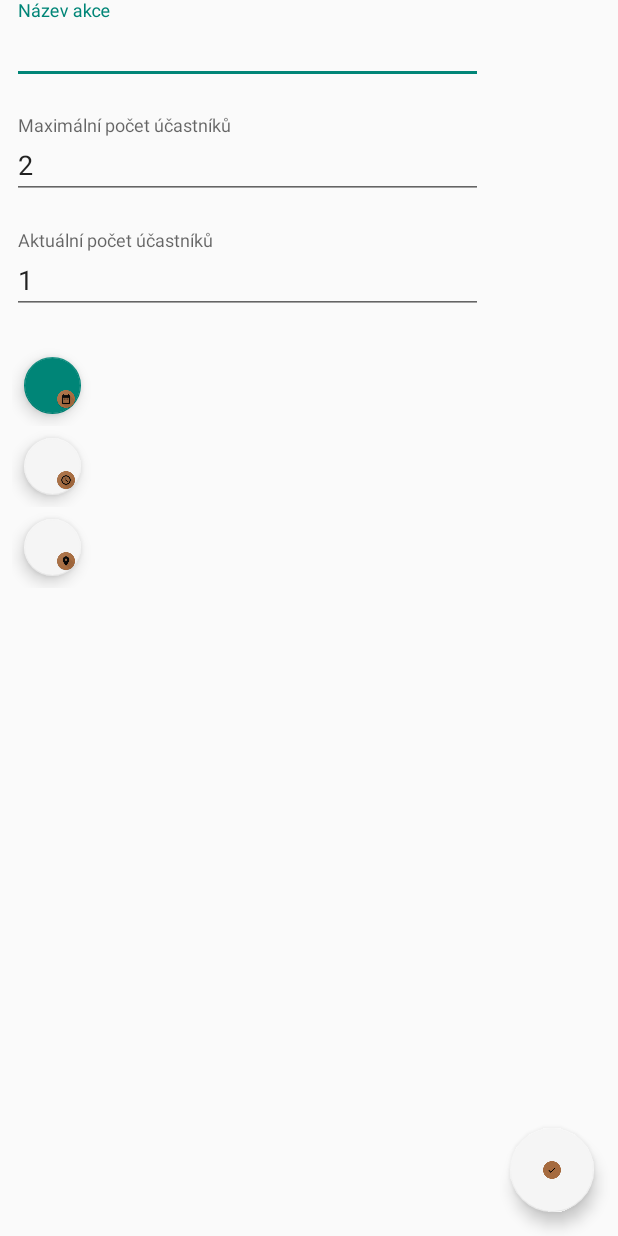
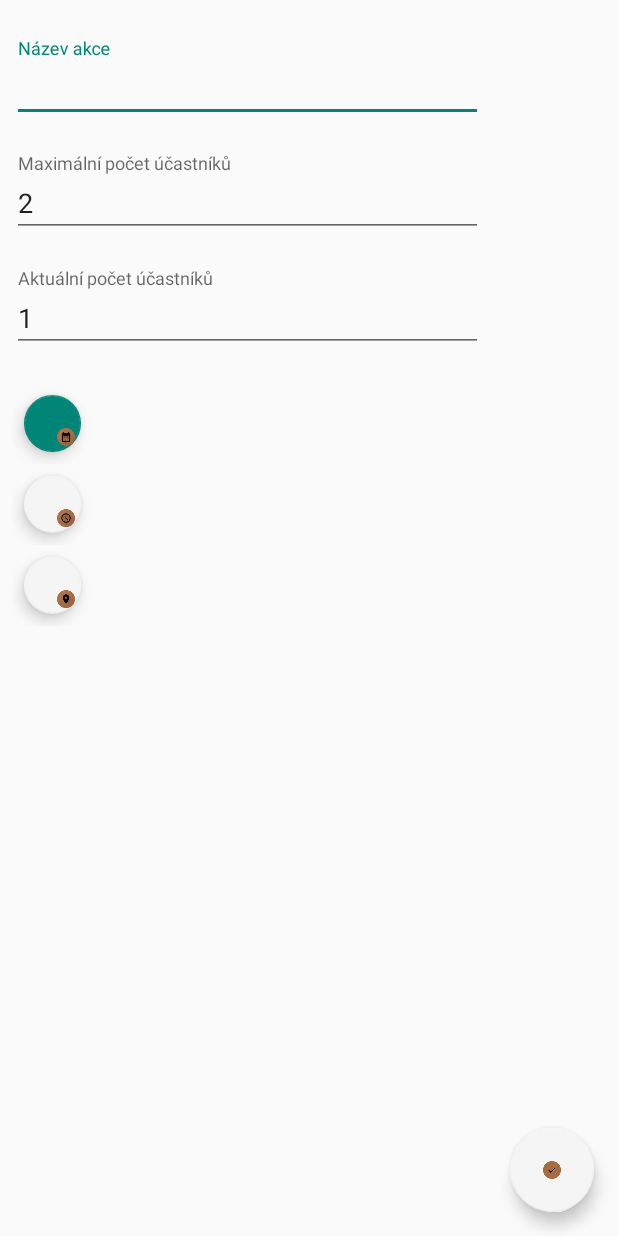
Before and after one commit to jirmauritz/TeamUp, an Android app: the layout activity_add_event.xml on its own in the app's theme, with its tools: preview values and no code run, on a phone screen of 412 x 824 dp. Run offline under Robolectric (Android 15) with nearby library versions, the phone set to English and light mode, and no system bars.

Commit message:
Add some space betwee actionbar and event info

```diff
--- a/app/src/main/res/layout/activity_add_event.xml
+++ b/app/src/main/res/layout/activity_add_event.xml
@@ -23,7 +23,9 @@
 
     <ScrollView
         android:layout_width="match_parent"
-        android:layout_height="match_parent">
+        android:layout_height="match_parent"
+        android:layout_marginTop="25dp"
+        >
 
         <LinearLayout
             android:layout_width="314dp"
```
